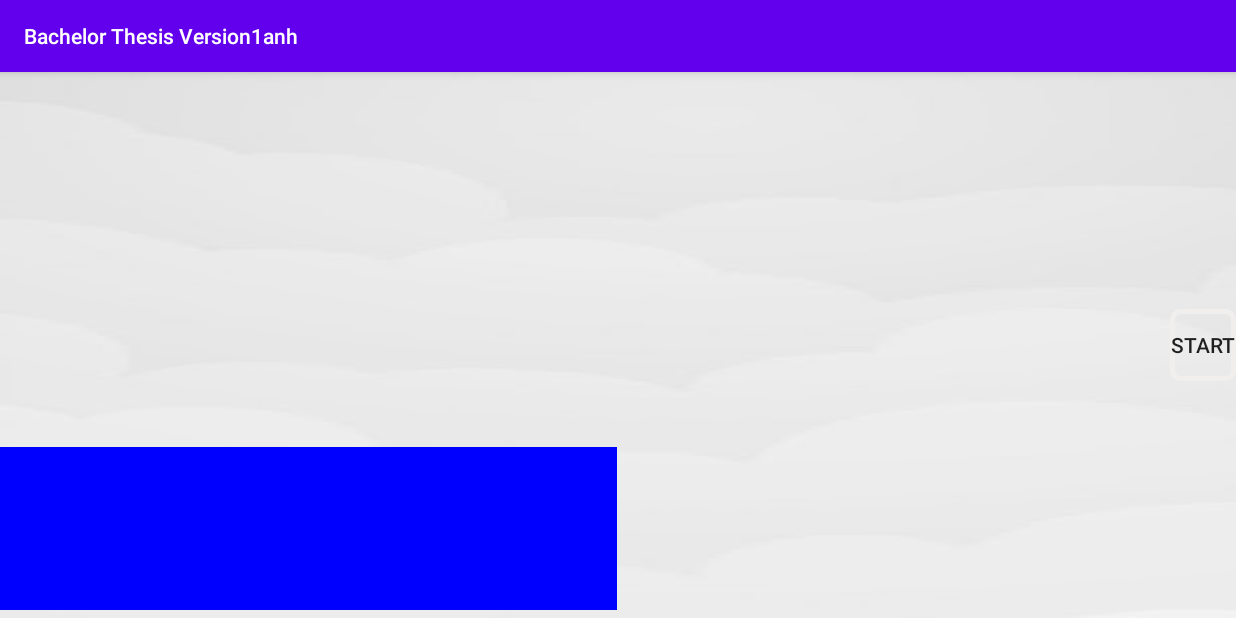
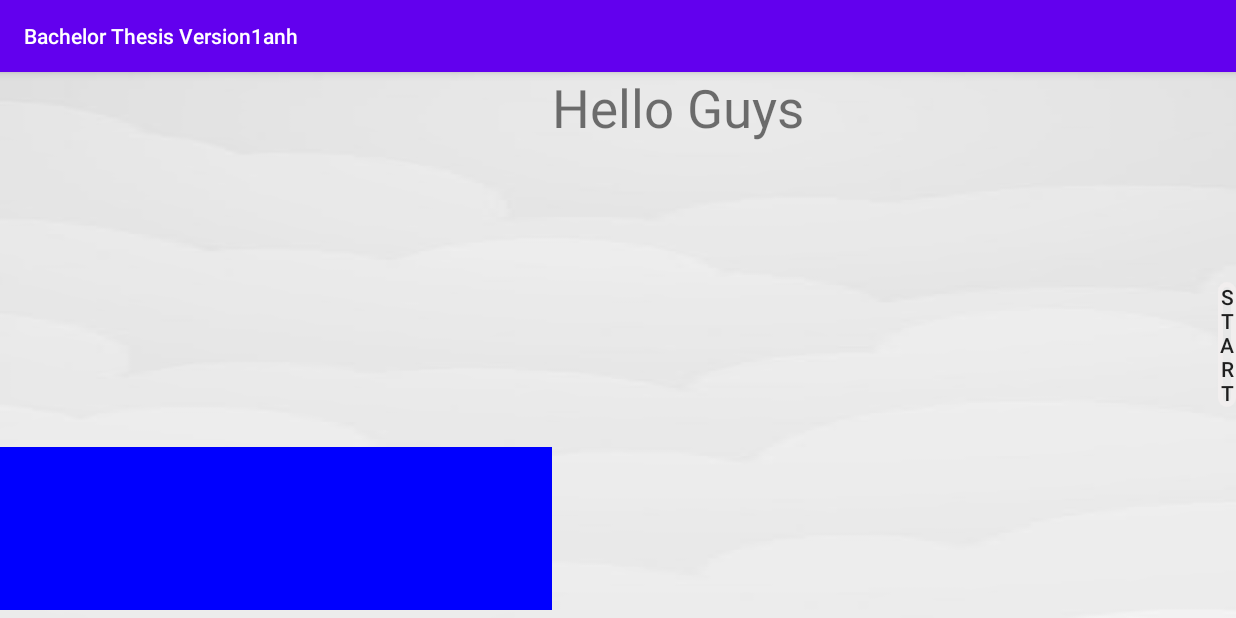
Before and after one commit to Hungnp54/Sorting-Algorithms-Simulation-App, an Android app: the landscapeView screen opened directly, with no data from a screen before it, on a phone screen of 824 x 412 dp (held sideways). Run offline under Robolectric (Android 15) with nearby library versions, the phone set to English and light mode, and no system bars; libraries missing offline, so code that uses them is left out: io.github.kbiakov.codeview.

Commit message:
test code view

```diff
--- a/app/build.gradle
+++ b/app/build.gradle
@@ -28,7 +28,8 @@ dependencies {
 
     implementation 'androidx.appcompat:appcompat:1.1.0'
     implementation 'androidx.constraintlayout:constraintlayout:1.1.3'
-    testImplementation 'junit:junit:4.12'
+    testImplementation 'junit:junit:4.13'
     androidTestImplementation 'androidx.test.ext:junit:1.1.1'
     androidTestImplementation 'androidx.test.espresso:espresso-core:3.2.0'
+    implementation 'com.github.kbiakov:CodeView-Android:1.3.2'
 }
--- a/app/src/main/java/com/example/bachelorthesisversion1anh/landscapeView.java
+++ b/app/src/main/java/com/example/bachelorthesisversion1anh/landscapeView.java
@@ -12,9 +12,15 @@ import android.view.View;
 import android.widget.Button;
 import android.widget.LinearLayout;
 
+import io.github.kbiakov.codeview.CodeView;
+import io.github.kbiakov.codeview.adapters.Options;
+import io.github.kbiakov.codeview.highlight.ColorTheme;
+import io.github.kbiakov.codeview.highlight.Font;
+
 public class landscapeView extends sortingAlgorithms {
     private LinearLayout landscapeView, landscapeCode;
     private Button lsStart;
+   // private CodeView codeView;
     int[] arr;
     @RequiresApi(api = Build.VERSION_CODES.JELLY_BEAN_MR1)
     @Override
@@ -22,8 +28,9 @@ public class landscapeView extends sortingAlgorithms {
         super.onCreate(savedInstanceState);
         setContentView(R.layout.activity_landscape_view);
 
+        //codeView = (CodeView) findViewById(R.id.code_view);
         landscapeView = (LinearLayout) findViewById(R.id.landscapeView);
-        landscapeCode = (LinearLayout) findViewById(R.id.landscapeCode);
+        //landscapeCode = (LinearLayout) findViewById(R.id.landscapeCode);
         lsStart = (Button) findViewById(R.id.lsStartButton);
 
         int numberElement = getIntent().getIntExtra("number element",1);
@@ -36,7 +43,9 @@ public class landscapeView extends sortingAlgorithms {
         lsStart.setOnClickListener(new View.OnClickListener() {
             @Override
             public void onClick(View v) {
-                testDemo(sortingAl, arr, 0, arr.length-1, landscapeView);
+
+        testDemo(sortingAl, arr, 0, arr.length-1, landscapeView);
+
                 lsStart.setVisibility(View.GONE);
             }
         });
--- a/app/src/main/res/layout/activity_landscape_view.xml
+++ b/app/src/main/res/layout/activity_landscape_view.xml
@@ -1,5 +1,7 @@
 <?xml version="1.0" encoding="utf-8"?>
-<LinearLayout android:layout_height="match_parent" android:layout_width="match_parent"
+<LinearLayout android:layout_height="match_parent"
+    android:layout_width="match_parent"
+    xmlns:app="http://schemas.android.com/apk/res-auto"
     android:background="@drawable/background3"
     android:weightSum="12"
     xmlns:tools="http://schemas.android.com/tools"
@@ -13,7 +15,7 @@
         android:layout_centerHorizontal="true"
         android:layout_centerInParent="true"
         android:paddingBottom="5dp"
-        android:layout_width="wrap_content"
+        android:layout_width="match_parent"
         android:layout_height="match_parent"
         android:orientation="horizontal">
 
@@ -28,23 +30,27 @@
         android:gravity="bottom"
 
         android:layout_centerHorizontal="true"
-        android:layout_width="wrap_content"
+        android:layout_width="match_parent"
         android:layout_height="match_parent"
         android:orientation="horizontal">
 
-
-
+        <TextView
+            android:id="@+id/textView"
+            android:layout_width="match_parent"
+            android:layout_height="match_parent"
+            android:textSize="35dp"
+            android:text="Hello Guys" />
     </LinearLayout>
 
     <LinearLayout
-        android:layout_width="10dp"
+        android:layout_width="wrap_content"
         android:layout_height="match_parent"
         android:layout_weight="1"
         android:gravity="center_vertical">
 
         <Button
             android:id="@+id/lsStartButton"
-            android:layout_width="match_parent"
+            android:layout_width="wrap_content"
             android:layout_height="wrap_content"
             android:background="@drawable/custom_button"
             android:text="Start" />
--- a/app/src/main/res/layout/activity_main.xml
+++ b/app/src/main/res/layout/activity_main.xml
@@ -11,10 +11,10 @@
         android:id="@+id/textView1"
         android:layout_width="wrap_content"
         android:layout_height="wrap_content"
+        android:layout_marginTop="18dp"
+        android:text="Select Sorting Algorithm"
+        android:textColor="#F6F7FA"
         android:textSize="25dp"
-        android:textColor="#F6F7FA"
-        android:layout_marginTop="18dp"
-        android:text="Select Sorting Alogrithm"
         app:layout_constraintEnd_toEndOf="parent"
         app:layout_constraintStart_toStartOf="parent"
         app:layout_constraintTop_toTopOf="parent" />
--- a/build.gradle
+++ b/build.gradle
@@ -11,6 +11,7 @@ buildscript {
         classpath 'com.android.tools.build:gradle:3.6.1'
 
 
+
         // NOTE: Do not place your application dependencies here; they belong
         // in the individual module build.gradle files
     }
@@ -20,6 +21,7 @@ allprojects {
     repositories {
         google()
         jcenter()
+maven { url "https://jitpack.io" }
 
     }
 }
```
